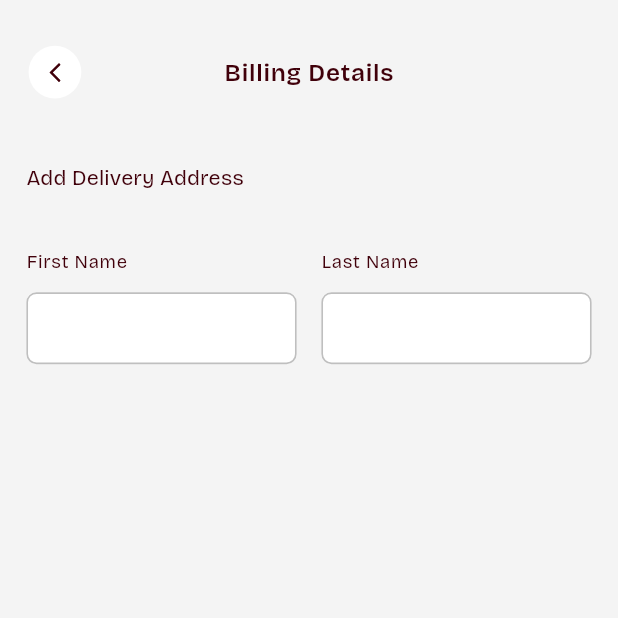
After one commit to DairoIyin/pure_life, a Flutter app: the BillingDetails screen opened directly, on a phone screen of 412 x 824 dp, the top half of it. The commit adds this screen. Run offline on Flutter 3.47's test engine with Material 3 defaults, Android fonts, the phone set to English and light mode, and no system bars; our stand-ins replace email_validator, flutter_screenutil, flutter_svg, go_router, smooth_page_indicator.

Commit message:
added cart screen

```diff
--- /dev/null
+++ b/lib/core/constants.dart
@@ -0,0 +1,5 @@
+class Constants {
+  static const smallVerticalGutter = 8.0;
+  static const mediumVerticalGutter = 16.0;
+  static const largeVerticalGutter = 24.0;
+}
--- a/lib/core/ui_utils/extensions/money_extension.dart
+++ b/lib/core/ui_utils/extensions/money_extension.dart
@@ -3,6 +3,6 @@ import 'package:pure_life/core/utils/utils.dart';
 
 extension MoneyExtension on BuildContext {
   String naira(String val) {
-    return '${Strings.naira}val';
+    return '${Strings.naira}$val';
   }
 }
--- a/lib/core/utils/strings.dart
+++ b/lib/core/utils/strings.dart
@@ -218,4 +218,5 @@ abstract final class Strings {
       "Your personal data will be used to process your order, support your experience throughout this website, and for other purposes described in our privacy policy.";
   static const payNow = "Pay Now";
   static const home = "Home";
+  static const yourCart = "Your Cart";
 }
--- a/lib/features/auth/presentation/signUp/signup_screen.dart
+++ b/lib/features/auth/presentation/signUp/signup_screen.dart
@@ -9,7 +9,7 @@ import 'package:pure_life/core/themes/pure_life_colors.dart';
 import 'package:pure_life/core/ui_utils/extensions/routing_extension.dart';
 import 'package:pure_life/core/utils/utils.dart';
 import 'package:pure_life/features/auth/presentation/widgets/onboarding_header.dart';
-import 'package:pure_life/features/auth/viewModels/signup_screen.dart';
+import 'package:pure_life/features/auth/viewModels/signup_screen_view_model.dart';
 import 'package:pure_life/features/widgets/password_text_field.dart';
 import 'package:pure_life/features/widgets/pure_life_button.dart';
 import 'package:pure_life/features/widgets/widgets.dart';
--- /dev/null
+++ b/lib/features/cart/domain/models/cart_item.dart
@@ -0,0 +1,15 @@
+class CartItem {
+  CartItem(
+      {required this.amount,
+      required this.description,
+       this.quantity=1,
+      required this.title,
+      required this.weight});
+  String title;
+  String description;
+  String weight;
+  String amount;
+  int quantity;
+
+
+}
--- /dev/null
+++ b/lib/features/cart/presentation/billing_details.dart
@@ -0,0 +1,55 @@
+import 'package:flutter/material.dart';
+import 'package:flutter_screenutil/flutter_screenutil.dart';
+import 'package:provider/provider.dart';
+import 'package:pure_life/core/themes/themes.dart';
+import 'package:pure_life/core/utils/utils.dart';
+import 'package:pure_life/features/cart/viewmodel/cart_screen_view_model.dart';
+import 'package:pure_life/features/widgets/widgets.dart';
+
+class BillingDetails extends StatelessWidget {
+  const BillingDetails({super.key});
+
+  @override
+  Widget build(BuildContext context) {
+    return Consumer<CartScreenViewModel>(builder: (context, value, child) {
+      return Scaffold(
+        backgroundColor: PureLifeColors.scaffold,
+        body: SafeArea(
+            child: ListView(
+          padding: EdgeInsets.fromLTRB(16.0.w, 30.0.h, 16.0.w, 23.h),
+          children: [
+            PureLifeHeader(title: Strings.billingDetails),
+            SizedBox(height: 42.h),
+            Text(
+              Strings.addDeliveryAddress,
+              style: context.textTheme.labelLarge
+                  ?.copyWith(fontWeight: FontWeight.w500),
+            ),
+            SizedBox(height: 38.h),
+            Row(
+              children: [
+                Expanded(
+                  child: TextInputField(
+                    controller: value.fName,
+                    title: Strings.firstName,
+                    errorString: value.fNameErrorText,
+                    // validator: _validateName,
+                  ),
+                ),
+                SizedBox(width: 15.0.w),
+                Expanded(
+                  child: TextInputField(
+                    controller: value.lName,
+                    title: Strings.lastName,
+                    errorString: value.lNameErrorText,
+                    // validator: _validateName,
+                  ),
+                ),
+              ],
+            ),
+          ],
+        )),
+      );
+    });
+  }
+}
--- /dev/null
+++ b/lib/features/cart/presentation/widgets/widgets.dart
@@ -0,0 +1 @@
+export 'cart_item_tile.dart';
--- /dev/null
+++ b/lib/features/cart/viewmodel/cart_screen_view_model.dart
@@ -0,0 +1,48 @@
+import 'package:flutter/material.dart';
+import 'package:pure_life/core/utils/utils.dart';
+import 'package:pure_life/features/cart/domain/models/cart_item.dart';
+
+class CartScreenViewModel extends DisposableChangeNotifier {
+ final TextEditingController fName = TextEditingController();
+  final TextEditingController lName = TextEditingController();
+
+
+String? fNameErrorText = '';
+  String? lNameErrorText = '';
+
+  List<CartItem> cartItems = [
+    CartItem(
+        amount: '89,250.00',
+        description: 'Drug description',
+        quantity: 1,
+        title: 'Chlamydia IgM Ab',
+        weight: '250mg'),
+    CartItem(
+        amount: '89,250.00',
+        description: 'Drug description',
+        quantity: 1,
+        title: 'Lokmal Qs-Tab',
+        weight: '250mg'),
+    CartItem(
+        amount: '89,250.00',
+        description: 'Drug description',
+        quantity: 1,
+        title: 'Amino Pep',
+        weight: '250mg'),
+  ];
+
+  void incrementQuantity(int value) {
+    value++;
+    notifyListeners();
+  }
+
+  void decrementQuantity(int value) {
+     value++;
+     notifyListeners();
+  }
+
+  @override
+  void disposeValues() {
+    // TODO: implement disposeValues
+  }
+}
--- a/lib/features/drug_refill/presentation/widgets/subscription_bar.dart
+++ b/lib/features/drug_refill/presentation/widgets/subscription_bar.dart
@@ -99,11 +99,10 @@ class _SubscriptionBarState extends State<SubscriptionBar> {
                 SizedBox(
                   height: 18.h,
                 ),
-                Expanded(
-                    child: PureLifeButton(
+                PureLifeButton(
                   onPressed: () {},
                   title: Strings.subscribe,
-                ))
+                )
               ],
             ),
           )
--- a/lib/features/widgets/widgets.dart
+++ b/lib/features/widgets/widgets.dart
@@ -1,2 +1,7 @@
 export 'text_input_field.dart';
 export 'back_button.dart';
+export 'circle_close_btn.dart';
+export 'password_text_field.dart';
+export 'pure_life_button.dart';
+export 'pure_life_header.dart';
+export 'order_summary.dart';
--- a/lib/main.dart
+++ b/lib/main.dart
@@ -6,7 +6,8 @@ import 'package:pure_life/core/themes/theme.dart';
 import 'package:provider/provider.dart';
 import 'package:pure_life/features/auth/viewModels/forgot_pwd_screen_viewModel.dart';
 import 'package:pure_life/features/auth/viewModels/login_screen_viewModel.dart';
-import 'package:pure_life/features/auth/viewModels/signup_screen.dart';
+import 'package:pure_life/features/auth/viewModels/signup_screen_view_model.dart';
+import 'package:pure_life/features/cart/viewmodel/cart_screen_view_model.dart';
 import 'package:pure_life/features/dashboard/viewModels/dashboard_screen_viewModel.dart';
 import 'package:pure_life/features/drug_refill/viewmodel/drug_refill_viewmodel.dart';
 import 'package:pure_life/features/home/viewmodel/home_screen_view_model.dart';
@@ -28,6 +29,7 @@ class PureLifeApp extends StatelessWidget {
         ChangeNotifierProvider(create: (context) => DashboardViewModel()),
         ChangeNotifierProvider(create: (context) => HomeScreenViewModel()),
         ChangeNotifierProvider(create: (context) => DrugRefillViewModel()),
+        ChangeNotifierProvider(create: (context) => CartScreenViewModel()),
         ChangeNotifierProvider(
             create: (context) => ForgotPasswordScreenViewModel())
       ],
```
Also changed, not shown: lib/features/cart/presentation/cart_screen.dart (+41 -4 lines), lib/features/cart/presentation/widgets/cart_item_tile.dart (added, +96 -0 lines), lib/features/drug_refill/presentation/widgets/about_product_dialog.dart (+11 -40 lines), lib/features/drug_refill/presentation/widgets/pill_summary.dart (+2 -19 lines), lib/features/widgets/circle_close_btn.dart (added, +35 -0 lines), lib/features/widgets/counter.dart (added, +53 -0 lines), lib/features/widgets/order_summary.dart (added, +148 -0 lines), lib/features/auth/viewModels/signup_screen_view_model.dart (renamed from lib/features/auth/viewModels/signup_screen.dart).
